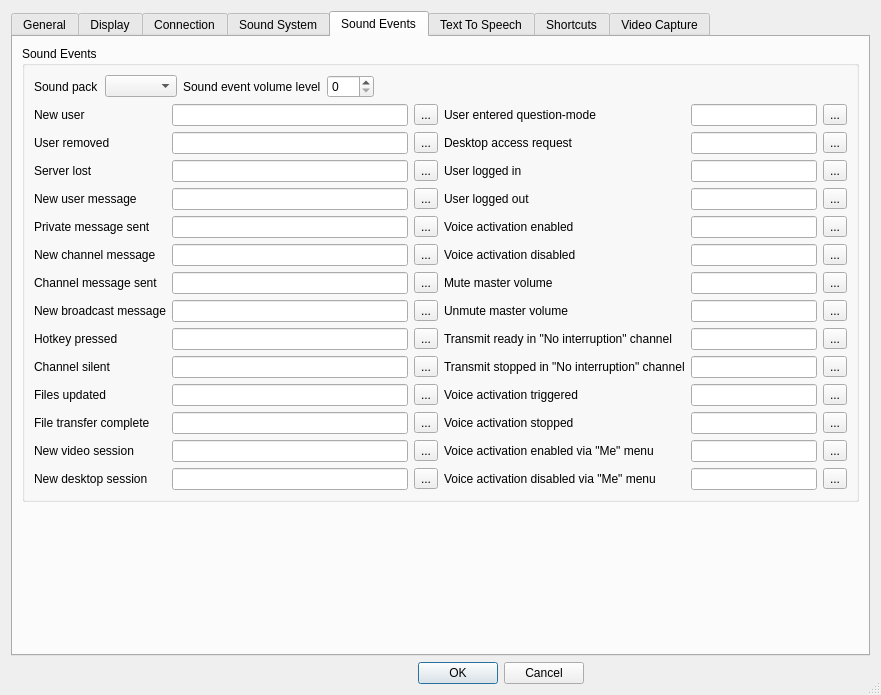
The window that Client/qtTeamTalk/preferences.ui (BearWare/TeamTalk5) describes before a commit, drawn with Qt 5.
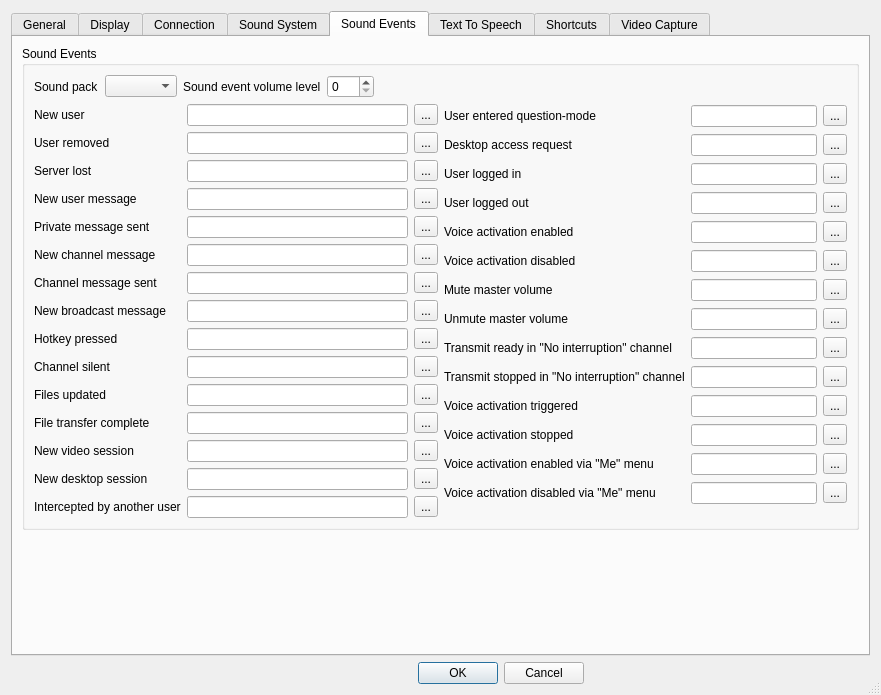
The same window after the commit. The open tabs and pages were chosen to show the change. Icons and pictures are not drawn. Custom widgets are drawn as their Qt base class.

Commit message: Sound event when intercepted (#1554)

```diff
--- a/Client/qtTeamTalk/preferences.ui
+++ b/Client/qtTeamTalk/preferences.ui
@@ -1669,6 +1669,29 @@
                 </property>
                </widget>
               </item>
+              <item row="14" column="0">
+               <widget class="QLabel" name="label_intercept">
+                <property name="text">
+                 <string>Intercepted by another user</string>
+                </property>
+                <property name="buddy">
+                 <cstring>interceptEdit</cstring>
+                </property>
+               </widget>
+              </item>
+              <item row="14" column="1">
+               <widget class="QLineEdit" name="interceptEdit"/>
+              </item>
+              <item row="14" column="2">
+               <widget class="QToolButton" name="interceptButton">
+                <property name="accessibleName">
+                 <string>Browse</string>
+                </property>
+                <property name="text">
+                 <string notr="true">...</string>
+                </property>
+               </widget>
+              </item>
              </layout>
             </item>
             <item>
```
The commit also changes 8 other files.
